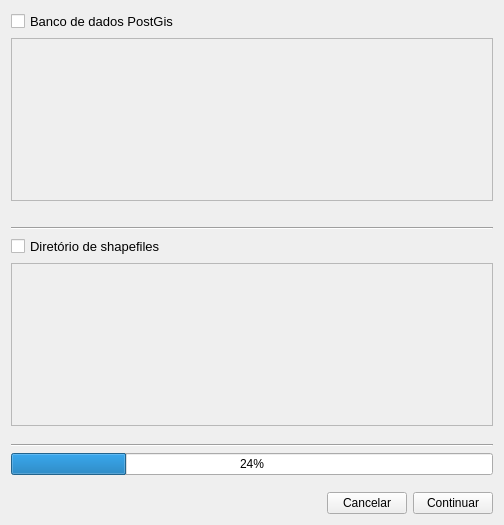
The window that screens/select_databases.ui (spuhub/prisma) describes before a commit, drawn with Qt 5.
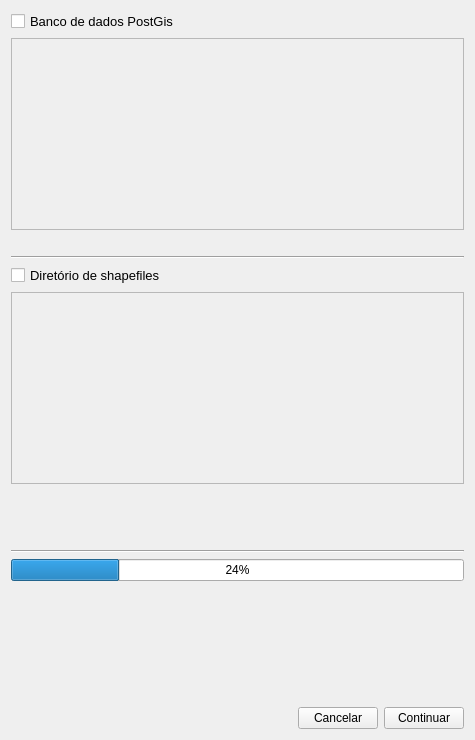
The same window after the commit.

Diff of the .ui file:
```diff
--- a/screens/select_databases.ui
+++ b/screens/select_databases.ui
@@ -6,8 +6,8 @@
    <rect>
     <x>0</x>
     <y>0</y>
-    <width>504</width>
-    <height>525</height>
+    <width>475</width>
+    <height>740</height>
    </rect>
   </property>
   <property name="windowTitle">
```
